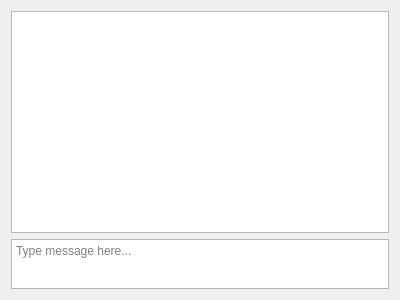
Above: src/rehearsalchef/chatform.ui from alexcoy257/lrnet before the change. Below: the same form after it.
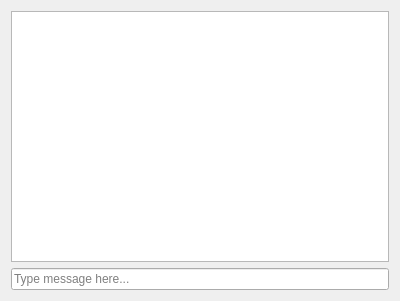
That is the form after the change.

Commit message: Chat functionality implemented.  Bugs fixed in osc parsing.

```diff
--- a/src/rehearsalchef/chatform.ui
+++ b/src/rehearsalchef/chatform.ui
@@ -7,7 +7,7 @@
     <x>0</x>
     <y>0</y>
     <width>400</width>
-    <height>300</height>
+    <height>301</height>
    </rect>
   </property>
   <property name="windowTitle">
@@ -15,36 +15,22 @@
   </property>
   <layout class="QVBoxLayout" name="verticalLayout">
    <item>
-    <widget class="QTableView" name="messageLog">
-     <property name="horizontalScrollBarPolicy">
-      <enum>Qt::ScrollBarAlwaysOff</enum>
-     </property>
-     <property name="editTriggers">
-      <set>QAbstractItemView::AnyKeyPressed|QAbstractItemView::DoubleClicked</set>
-     </property>
-     <property name="dragDropOverwriteMode">
-      <bool>false</bool>
+    <layout class="QVBoxLayout" name="chatLayout">
+     <item>
+      <widget class="QTextEdit" name="messageLog">
+       <property name="readOnly">
+        <bool>true</bool>
      </property>
     </widget>
    </item>
    <item>
-    <widget class="QPlainTextEdit" name="messageToSend">
-     <property name="sizePolicy">
-      <sizepolicy hsizetype="Expanding" vsizetype="Maximum">
-       <horstretch>0</horstretch>
-       <verstretch>0</verstretch>
-      </sizepolicy>
-     </property>
-     <property name="maximumSize">
-      <size>
-       <width>16777215</width>
-       <height>50</height>
-      </size>
-     </property>
+      <widget class="QLineEdit" name="messageToSend">
      <property name="placeholderText">
       <string>Type message here...</string>
      </property>
     </widget>
+     </item>
+    </layout>
    </item>
   </layout>
  </widget>
```
Lines whose indentation alone changed are shown as unchanged. The commit also changes 14 other files.
